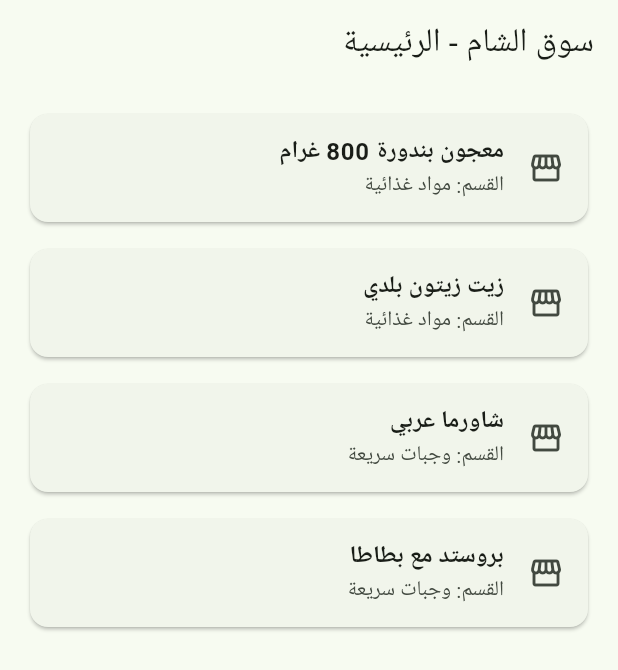
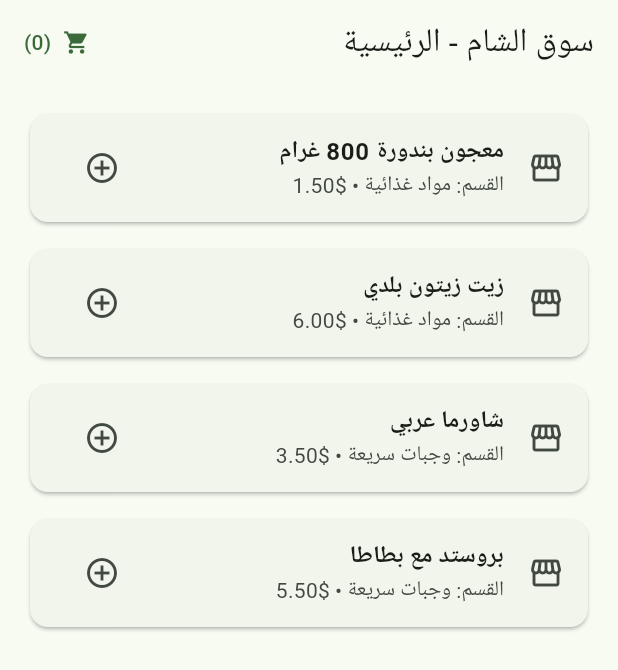
Before and after one commit to Mohamedalsaeid/Al-Sham-Market, a Flutter app: the screen it shows after launch, on a phone screen of 412 x 824 dp. Shown: the top 670 px of the screen. Run offline on Flutter 3.47's test engine with Material 3 defaults, Android fonts, the phone set to English and light mode, and no system bars.

Commit message:
Refactor HomeScreen to use ProductItem class

```diff
--- a/flutter_app/lib/main.dart
+++ b/flutter_app/lib/main.dart
@@ -80,35 +80,196 @@ class _SplashScreenState extends State<SplashScreen> {
   }
 }
 
-class HomeScreen extends StatelessWidget {
+class ProductItem {
+  final String name;
+  final String category;
+  final double priceUsd;
+  final String description;
+
+  const ProductItem({
+    required this.name,
+    required this.category,
+    required this.priceUsd,
+    required this.description,
+  });
+}
+
+class HomeScreen extends StatefulWidget {
   const HomeScreen({super.key});
 
   @override
+  State<HomeScreen> createState() => _HomeScreenState();
+}
+
+class _HomeScreenState extends State<HomeScreen> {
+  final List<ProductItem> _items = const [
+    ProductItem(
+      name: 'معجون بندورة 800 غرام',
+      category: 'مواد غذائية',
+      priceUsd: 1.50,
+      description: 'عبوة معجون بندورة جاهزة للاستخدام اليومي في الطبخ.',
+    ),
+    ProductItem(
+      name: 'زيت زيتون بلدي',
+      category: 'مواد غذائية',
+      priceUsd: 6.00,
+      description: 'زيت زيتون طبيعي مناسب للمائدة والطبخ.',
+    ),
+    ProductItem(
+      name: 'شاورما عربي',
+      category: 'وجبات سريعة',
+      priceUsd: 3.50,
+      description: 'وجبة شاورما مع مقبلات ومناسبات التقديم السريع.',
+    ),
+    ProductItem(
+      name: 'بروستد مع بطاطا',
+      category: 'وجبات سريعة',
+      priceUsd: 5.50,
+      description: 'قطع دجاج مقرمشة مع بطاطا ومقبلات.',
+    ),
+  ];
+
+  final List<ProductItem> _cart = [];
+
+  void _addToCart(ProductItem item) {
+    setState(() {
+      _cart.add(item);
+    });
+    ScaffoldMessenger.of(context).showSnackBar(
+      SnackBar(
+        content: Text('تمت إضافة "${item.name}" إلى السلة'),
+        duration: const Duration(seconds: 1),
+      ),
+    );
+  }
+
+  void _openItemDetails(ProductItem item) {
+    showModalBottomSheet<void>(
+      context: context,
+      builder: (sheetContext) {
+        return Directionality(
+          textDirection: TextDirection.rtl,
+          child: Padding(
+            padding: const EdgeInsets.all(20),
+            child: Column(
+              mainAxisSize: MainAxisSize.min,
+              crossAxisAlignment: CrossAxisAlignment.start,
+              children: [
+                Text(
+                  item.name,
+                  style: const TextStyle(fontSize: 20, fontWeight: FontWeight.bold),
+                ),
+                const SizedBox(height: 6),
+                Text('القسم: ${item.category} • السعر: \$${item.priceUsd.toStringAsFixed(2)}'),
+                const SizedBox(height: 12),
+                Text(item.description),
+                const SizedBox(height: 20),
+                SizedBox(
+                  width: double.infinity,
+                  child: ElevatedButton.icon(
+                    onPressed: () {
+                      Navigator.of(sheetContext).pop();
+                      _addToCart(item);
+                    },
+                    icon: const Icon(Icons.add_shopping_cart),
+                    label: const Text('إضافة إلى السلة'),
+                  ),
+                ),
+              ],
+            ),
+          ),
+        );
+      },
+    );
+  }
+
+  void _openCart() {
+    final double total = _cart.fold(0, (sum, item) => sum + item.priceUsd);
+    showDialog<void>(
+      context: context,
+      builder: (dialogContext) {
+        return Directionality(
+          textDirection: TextDirection.rtl,
+          child: AlertDialog(
+            title: const Text('سلة المشتريات'),
+            content: _cart.isEmpty
+                ? const Text('السلة فارغة حالياً. اضغط على أي منتج لإضافته.')
+                : SizedBox(
+                    width: double.maxFinite,
+                    child: Column(
+                      mainAxisSize: MainAxisSize.min,
+                      children: [
+                        Flexible(
+                          child: ListView.builder(
+                            shrinkWrap: true,
+                            itemCount: _cart.length,
+                            itemBuilder: (_, i) => ListTile(
+                              dense: true,
+                              title: Text(_cart[i].name),
+                              trailing: Text('\$${_cart[i].priceUsd.toStringAsFixed(2)}'),
+                            ),
+                          ),
+                        ),
+                        const Divider(),
+                        Text(
+                          'الإجمالي: \$${total.toStringAsFixed(2)}',
+                          style: const TextStyle(fontWeight: FontWeight.bold),
+                        ),
+                      ],
+                    ),
+                  ),
+            actions: [
+              if (_cart.isNotEmpty)
+                TextButton(
+                  onPressed: () {
+                    setState(() => _cart.clear());
+                    Navigator.of(dialogContext).pop();
+                  },
+                  child: const Text('إفراغ السلة'),
+                ),
+              TextButton(
+                onPressed: () => Navigator.of(dialogContext).pop(),
+                child: const Text('إغلاق'),
+              ),
+            ],
+          ),
+        );
+      },
+    );
+  }
+
+  @override
   Widget build(BuildContext context) {
-    final items = const [
-      ('معجون بندورة 800 غرام', 'مواد غذائية'),
-      ('زيت زيتون بلدي', 'مواد غذائية'),
-      ('شاورما عربي', 'وجبات سريعة'),
-      ('بروستد مع بطاطا', 'وجبات سريعة'),
-    ];
-
     return Directionality(
       textDirection: TextDirection.rtl,
       child: Scaffold(
         appBar: AppBar(
           title: const Text('سوق الشام - الرئيسية'),
+          actions: [
+            TextButton.icon(
+              onPressed: _openCart,
+              icon: const Icon(Icons.shopping_cart),
+              label: Text('(${_cart.length})'),
+            ),
+          ],
         ),
         body: ListView.separated(
           padding: const EdgeInsets.all(16),
-          itemCount: items.length,
+          itemCount: _items.length,
           separatorBuilder: (_, __) => const SizedBox(height: 10),
           itemBuilder: (context, index) {
-            final (name, category) = items[index];
+            final item = _items[index];
             return Card(
               child: ListTile(
+                onTap: () => _openItemDetails(item),
                 leading: const Icon(Icons.storefront),
-                title: Text(name, style: const TextStyle(fontWeight: FontWeight.bold)),
-                subtitle: Text('القسم: $category'),
+                title: Text(item.name, style: const TextStyle(fontWeight: FontWeight.bold)),
+                subtitle: Text('القسم: ${item.category} • \$${item.priceUsd.toStringAsFixed(2)}'),
+                trailing: IconButton(
+                  tooltip: 'إضافة إلى السلة',
+                  onPressed: () => _addToCart(item),
+                  icon: const Icon(Icons.add_circle_outline),
+                ),
               ),
             );
           },
```
